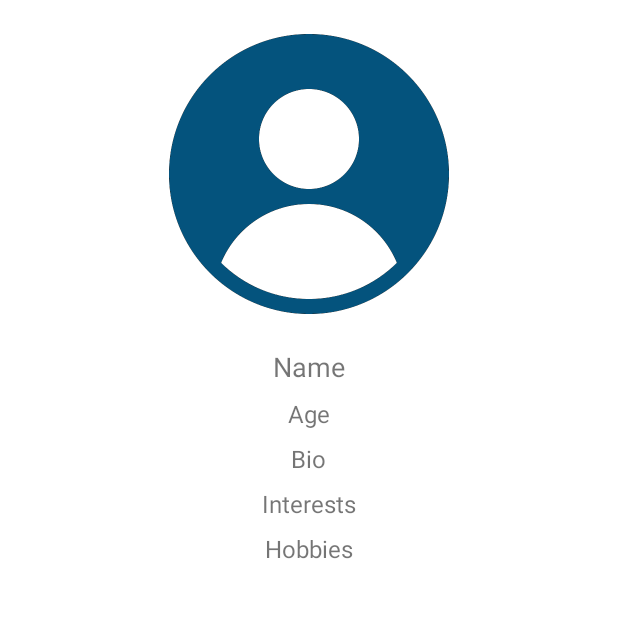
After one commit to aditheking/AmiMatch, an Android app: the ExpandedProfileActivity screen opened directly, with no data from a screen before it, on a phone screen of 412 x 824 dp, the top half of it. The commit adds this screen. Run offline under Robolectric (Android 15) with nearby library versions, the phone set to English and light mode, and no system bars; our stand-ins replace Firebase (no records; nobody signed in at launch, a user with empty details on screens opened directly).

Commit message:
Add expanded profile features
-when clicking on profile gives expanded information of profile such as
bio hobbies name etc from firebase

```diff
--- a/app/build.gradle.kts
+++ b/app/build.gradle.kts
@@ -2,6 +2,7 @@ plugins {
     id("com.android.application")
     id("org.jetbrains.kotlin.android")
     id("com.google.gms.google-services")
+    id ("kotlin-parcelize")
 }
 
 android {
@@ -70,6 +71,8 @@ dependencies {
     implementation ("com.google.firebase:firebase-firestore-ktx:23.0.3")
     implementation ("com.firebaseui:firebase-ui-firestore:8.0.0")
     implementation ("com.github.bumptech.glide:glide:4.12.0")
+    implementation ("org.jetbrains.kotlin:kotlin-stdlib:1.5.0")
+    implementation("com.google.firebase:firebase-storage-ktx:20.3.0")
     annotationProcessor ("com.github.bumptech.glide:compiler:4.12.0")
     testImplementation("junit:junit:4.13.2")
     androidTestImplementation("androidx.test.ext:junit:1.1.5")
--- a/app/src/main/AndroidManifest.xml
+++ b/app/src/main/AndroidManifest.xml
@@ -36,6 +36,9 @@
         <activity
             android:name=".FeedActivity"
             android:label="Feed Activity" />
+
+        <activity android:name=".ExpandedProfileActivity" />
+
     </application>
 
     <uses-permission android:name="android.permission.WRITE_EXTERNAL_STORAGE" />
--- /dev/null
+++ b/app/src/main/java/com.mini/amimatch/ExpandedProfileActivity.kt
@@ -0,0 +1,50 @@
+package com.mini.amimatch
+
+import android.os.Bundle
+import android.widget.ImageView
+import android.widget.TextView
+import androidx.appcompat.app.AppCompatActivity
+import com.bumptech.glide.Glide
+import com.google.firebase.storage.FirebaseStorage
+
+class ExpandedProfileActivity : AppCompatActivity() {
+
+    private lateinit var profileImageView: ImageView
+    private lateinit var nameTextView: TextView
+    private lateinit var ageTextView: TextView
+    private lateinit var bioTextView: TextView
+    private lateinit var interestsTextView: TextView
+    private lateinit var hobbiesTextView: TextView
+
+    override fun onCreate(savedInstanceState: Bundle?) {
+        super.onCreate(savedInstanceState)
+        setContentView(R.layout.activity_expanded_profile)
+
+        // Initialize views
+        profileImageView = findViewById(R.id.profileImageView)
+        nameTextView = findViewById(R.id.nameTextView)
+        ageTextView = findViewById(R.id.ageTextView)
+        bioTextView = findViewById(R.id.bioTextView)
+        interestsTextView = findViewById(R.id.interestsTextView)
+        hobbiesTextView = findViewById(R.id.hobbiesTextView)
+
+        val profile = intent.getParcelableExtra<Profile>("profile")
+
+        if (profile != null) {
+            val storageReference = FirebaseStorage.getInstance().reference.child(profile.profilePictureUri)
+            Glide.with(this /* context */)
+                .load(storageReference)
+                .placeholder(R.drawable.default_profile_picture)
+                .error(R.drawable.default_profile_picture)
+                .into(profileImageView)
+
+            nameTextView.text = profile.name
+            ageTextView.text = profile.age.toString()
+            bioTextView.text = profile.bio
+            interestsTextView.text = profile.interests.joinToString(", ")
+            hobbiesTextView.text = profile.hobbies.joinToString(", ")
+        } else {
+
+        }
+    }
+}
--- a/app/src/main/java/com.mini/amimatch/ProfileAdapter.kt
+++ b/app/src/main/java/com.mini/amimatch/ProfileAdapter.kt
@@ -38,9 +38,6 @@ class ProfileAdapter(private val listener: OnProfileSelectedListener) :
         private val profilePictureImageView: ImageView = itemView.findViewById(R.id.profilePictureImageView)
         private val nameTextView: TextView = itemView.findViewById(R.id.nameTextView)
         private val ageTextView: TextView = itemView.findViewById(R.id.ageTextView)
-        private val bioTextView: TextView = itemView.findViewById(R.id.bioTextView)
-        private val hobbiesTextView: TextView = itemView.findViewById(R.id.hobbiesTextView)
-        private val interestsTextView: TextView = itemView.findViewById(R.id.interestsTextView)
 
         init {
             itemView.setOnClickListener {
@@ -55,9 +52,6 @@ class ProfileAdapter(private val listener: OnProfileSelectedListener) :
         fun bind(profile: Profile) {
             nameTextView.text = profile.name
             ageTextView.text = profile.age.toString()
-            bioTextView.text = profile.bio
-            hobbiesTextView.text = profile.hobbies.joinToString(", ")
-            interestsTextView.text = profile.interests.joinToString(", ")
 
             Glide.with(itemView.context).load(profile.profilePictureUri).into(profilePictureImageView)
         }
--- a/app/src/main/java/com.mini/amimatch/SignInActivity.kt
+++ b/app/src/main/java/com.mini/amimatch/SignInActivity.kt
@@ -78,7 +78,6 @@ class SignInActivity : AppCompatActivity() {
     }
 
     private fun linkProfileWithEmail(userId: String, email: String) {
-        // Link user profile with email (e.g., store email in Firestore along with user profile)
         val userRef = firestore.collection("profiles").document(userId)
         userRef.update("email", email)
             .addOnSuccessListener {
--- /dev/null
+++ b/app/src/main/res/layout/activity_expanded_profile.xml
@@ -0,0 +1,65 @@
+<?xml version="1.0" encoding="utf-8"?>
+<RelativeLayout xmlns:android="http://schemas.android.com/apk/res/android"
+    android:layout_width="match_parent"
+    android:layout_height="match_parent">
+
+    <ImageView
+        android:id="@+id/profileImageView"
+        android:layout_width="200dp"
+        android:layout_height="200dp"
+        android:layout_centerHorizontal="true"
+        android:layout_marginTop="16dp"
+        android:scaleType="centerCrop"
+        android:src="@drawable/default_profile_picture" />
+
+    <TextView
+        android:id="@+id/nameTextView"
+        android:layout_width="wrap_content"
+        android:layout_height="wrap_content"
+        android:layout_below="@id/profileImageView"
+        android:layout_centerHorizontal="true"
+        android:layout_marginTop="16dp"
+        android:text="Name"
+        android:textSize="18sp" />
+
+    <TextView
+        android:id="@+id/ageTextView"
+        android:layout_width="wrap_content"
+        android:layout_height="wrap_content"
+        android:layout_below="@id/nameTextView"
+        android:layout_centerHorizontal="true"
+        android:layout_marginTop="8dp"
+        android:text="Age"
+        android:textSize="16sp" />
+
+    <TextView
+        android:id="@+id/bioTextView"
+        android:layout_width="wrap_content"
+        android:layout_height="wrap_content"
+        android:layout_below="@id/ageTextView"
+        android:layout_centerHorizontal="true"
+        android:layout_marginTop="8dp"
+        android:text="Bio"
+        android:textSize="16sp" />
+
+    <TextView
+        android:id="@+id/interestsTextView"
+        android:layout_width="wrap_content"
+        android:layout_height="wrap_content"
+        android:layout_below="@id/bioTextView"
+        android:layout_centerHorizontal="true"
+        android:layout_marginTop="8dp"
+        android:text="Interests"
+        android:textSize="16sp" />
+
+    <TextView
+        android:id="@+id/hobbiesTextView"
+        android:layout_width="wrap_content"
+        android:layout_height="wrap_content"
+        android:layout_below="@id/interestsTextView"
+        android:layout_centerHorizontal="true"
+        android:layout_marginTop="8dp"
+        android:text="Hobbies"
+        android:textSize="16sp" />
+
+</RelativeLayout>
```
Also changed, not shown: app/src/main/java/com.mini/amimatch/FeedActivity.kt (+9 -2 lines), app/src/main/java/com.mini/amimatch/Profile.kt (+6 -2 lines), app/src/main/res/layout/profile_card_item.xml (+6 -37 lines).
